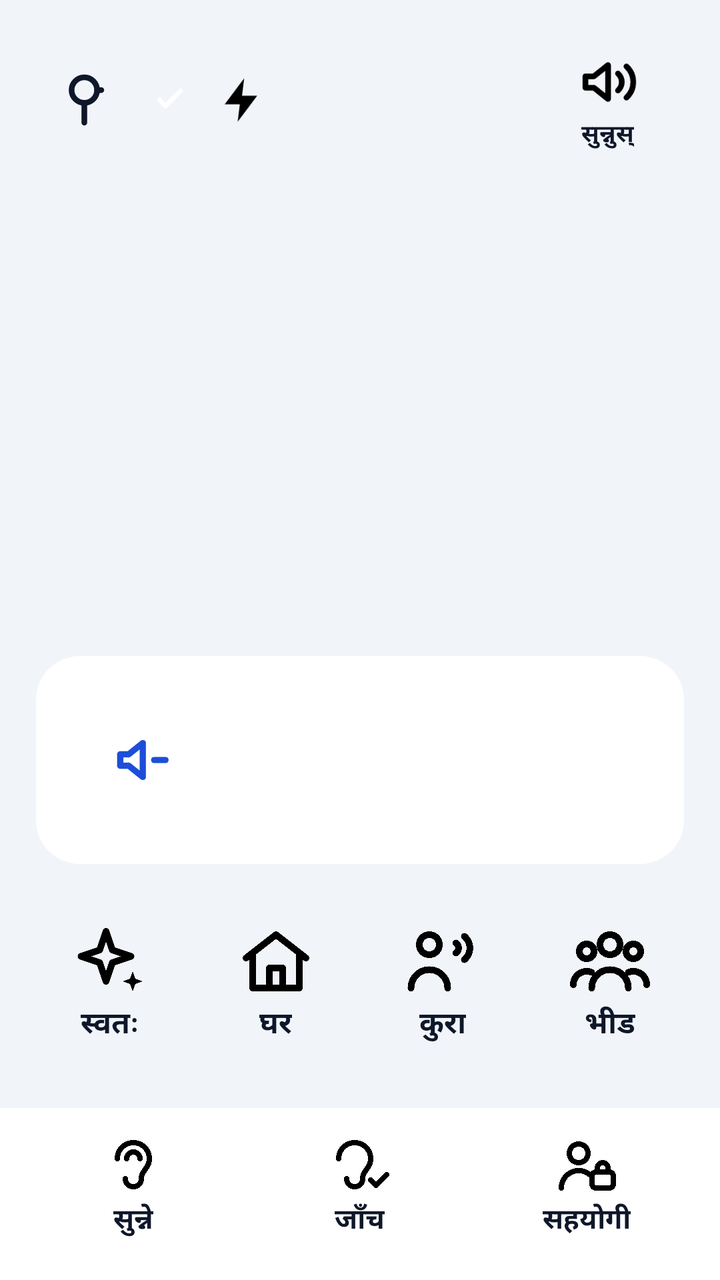
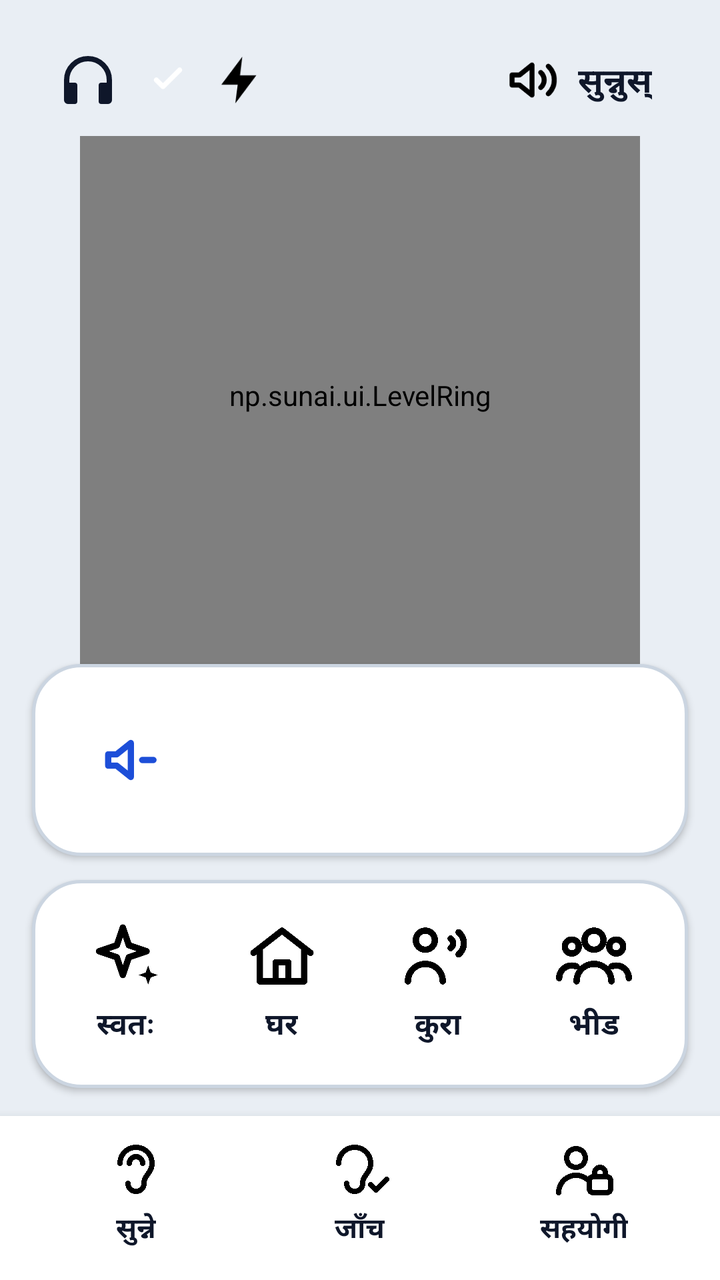

Screens rendered from an Android XML layout before and after an edit, with the pre-edit source and the edit as a unified diff.
<!-- AndroidManifest.xml: application theme Theme.Sunai -->
<!-- res/layout/activity_main.xml -->
<?xml version="1.0" encoding="utf-8"?>
<LinearLayout xmlns:android="http://schemas.android.com/apk/res/android"
    android:layout_width="match_parent"
    android:layout_height="match_parent"
    android:fitsSystemWindows="true"
    android:orientation="vertical">

    
    <LinearLayout
        android:layout_width="match_parent"
        android:layout_height="wrap_content"
        android:gravity="center_vertical"
        android:orientation="horizontal"
        android:paddingStart="18dp"
        android:paddingTop="12dp"
        android:paddingEnd="18dp">

        <LinearLayout
            android:id="@+id/earphone_pill"
            android:layout_width="wrap_content"
            android:layout_height="56dp"
            android:clickable="true"
            android:focusable="true"
            android:contentDescription="@string/a11y_earphone"
            android:gravity="center_vertical"
            android:orientation="horizontal"
            android:paddingStart="10dp"
            android:paddingEnd="14dp">

            <ImageView
                android:layout_width="34dp"
                android:layout_height="34dp"
                android:importantForAccessibility="no"
                android:src="@drawable/ic_earbud"
                android:tint="@color/ink" />

            <FrameLayout
                android:id="@+id/earphone_status_bg"
                android:layout_width="30dp"
                android:layout_height="30dp"
                android:layout_marginStart="8dp">
                <ImageView
                    android:id="@+id/earphone_status_icon"
                    android:layout_width="18dp"
                    android:layout_height="18dp"
                    android:layout_gravity="center"
                    android:importantForAccessibility="no"
                    android:src="@drawable/ic_check"
                    android:tint="@color/white" />
            </FrameLayout>

            <ImageView
                android:id="@+id/earphone_speed"
                android:layout_width="26dp"
                android:layout_height="26dp"
                android:layout_marginStart="8dp"
                android:importantForAccessibility="no"
                android:src="@drawable/ic_bolt" />
        </LinearLayout>

        <View
            android:layout_width="0dp"
            android:layout_height="1dp"
            android:layout_weight="1" />

        
        <ImageView
            android:id="@+id/saver_badge"
            android:layout_width="44dp"
            android:layout_height="44dp"
            android:layout_marginEnd="10dp"
            android:contentDescription="@string/saver_badge"
            android:padding="9dp"
            android:src="@drawable/ic_battery"
            android:tint="@color/amber"
            android:visibility="gone" />

        <include layout="@layout/voice_button" />
    </LinearLayout>

    
    <LinearLayout
        android:layout_width="match_parent"
        android:layout_height="0dp"
        android:layout_weight="1"
        android:gravity="center"
        android:orientation="vertical">

        <FrameLayout
            android:id="@+id/big_button"
            android:layout_width="250dp"
            android:layout_height="250dp"
            android:clickable="true"
            android:focusable="true">
            <ImageView
                android:id="@+id/big_icon"
                android:layout_width="120dp"
                android:layout_height="120dp"
                android:layout_gravity="center"
                android:importantForAccessibility="no" />
        </FrameLayout>

        <LinearLayout
            android:id="@+id/meter"
            android:layout_width="wrap_content"
            android:layout_height="34dp"
            android:layout_marginTop="12dp"
            android:gravity="center_vertical"
            android:importantForAccessibility="no"
            android:orientation="horizontal" />

        <TextView
            android:id="@+id/state_word"
            android:layout_width="wrap_content"
            android:layout_height="wrap_content"
            android:layout_marginTop="8dp"
            android:textSize="28sp"
            android:textStyle="bold" />
    </LinearLayout>

    
    <LinearLayout
        style="@style/Sunai.Card"
        android:layout_width="match_parent"
        android:layout_height="wrap_content"
        android:layout_marginStart="18dp"
        android:layout_marginEnd="18dp"
        android:gravity="center_vertical"
        android:orientation="horizontal">

        <FrameLayout
            android:id="@+id/vol_down"
            android:layout_width="76dp"
            android:layout_height="76dp"
            android:clickable="true"
            android:focusable="true"
            android:contentDescription="@string/a11y_vol_down">
            <ImageView
                android:layout_width="34dp"
                android:layout_height="34dp"
                android:layout_gravity="center"
                android:importantForAccessibility="no"
                android:src="@drawable/ic_vol_down"
                android:tint="@color/blue" />
        </FrameLayout>

        <LinearLayout
            android:id="@+id/vol_bars"
            android:layout_width="0dp"
            android:layout_height="64dp"
            android:layout_marginStart="12dp"
            android:layout_marginEnd="12dp"
            android:layout_weight="1"
            android:gravity="bottom"
            android:orientation="horizontal" />

        <FrameLayout
            android:id="@+id/vol_up"
            android:layout_width="76dp"
            android:layout_height="76dp"
            android:clickable="true"
            android:focusable="true"
            android:contentDescription="@string/a11y_vol_up">
            <ImageView
                android:layout_width="38dp"
                android:layout_height="38dp"
                android:layout_gravity="center"
                android:importantForAccessibility="no"
                android:src="@drawable/ic_vol_up"
                android:tint="@color/white" />
        </FrameLayout>
    </LinearLayout>

    
    <LinearLayout
        android:layout_width="match_parent"
        android:layout_height="96dp"
        android:layout_marginStart="13dp"
        android:layout_marginTop="12dp"
        android:layout_marginEnd="13dp"
        android:layout_marginBottom="14dp"
        android:orientation="horizontal">

        <LinearLayout android:id="@+id/place_auto" style="@style/Sunai.Tile"
            android:layout_height="match_parent" android:contentDescription="@string/place_auto">
            <ImageView android:layout_width="40dp" android:layout_height="40dp"
                android:importantForAccessibility="no" android:src="@drawable/ic_auto" />
            <TextView style="@style/Sunai.Word" android:layout_width="wrap_content"
                android:layout_height="wrap_content" android:text="@string/place_auto" />
        </LinearLayout>

        <LinearLayout android:id="@+id/place_home" style="@style/Sunai.Tile"
            android:layout_height="match_parent" android:contentDescription="@string/place_home">
            <ImageView android:layout_width="40dp" android:layout_height="40dp"
                android:importantForAccessibility="no" android:src="@drawable/ic_place_home" />
            <TextView style="@style/Sunai.Word" android:layout_width="wrap_content"
                android:layout_height="wrap_content" android:text="@string/place_home" />
        </LinearLayout>

        <LinearLayout android:id="@+id/place_talk" style="@style/Sunai.Tile"
            android:layout_height="match_parent" android:contentDescription="@string/place_talk">
            <ImageView android:layout_width="40dp" android:layout_height="40dp"
                android:importantForAccessibility="no" android:src="@drawable/ic_place_talk" />
            <TextView style="@style/Sunai.Word" android:layout_width="wrap_content"
                android:layout_height="wrap_content" android:text="@string/place_talk" />
        </LinearLayout>

        <LinearLayout android:id="@+id/place_crowd" style="@style/Sunai.Tile"
            android:layout_height="match_parent" android:contentDescription="@string/place_crowd">
            <ImageView android:layout_width="40dp" android:layout_height="40dp"
                android:importantForAccessibility="no" android:src="@drawable/ic_place_crowd" />
            <TextView style="@style/Sunai.Word" android:layout_width="wrap_content"
                android:layout_height="wrap_content" android:text="@string/place_crowd" />
        </LinearLayout>
    </LinearLayout>

    <include layout="@layout/nav_bar" />
</LinearLayout>
<!-- res/layout/voice_button.xml (included above) -->
<?xml version="1.0" encoding="utf-8"?>
<LinearLayout xmlns:android="http://schemas.android.com/apk/res/android"
    android:id="@+id/voice_btn"
    android:layout_width="76dp"
    android:layout_height="76dp"
    android:clickable="true"
    android:focusable="true"
    android:contentDescription="@string/voice_btn"
    android:gravity="center"
    android:orientation="vertical">

    <ImageView
        android:id="@+id/voice_icon"
        android:layout_width="34dp"
        android:layout_height="34dp"
        android:importantForAccessibility="no"
        android:src="@drawable/ic_voice" />

    <TextView
        android:id="@+id/voice_label"
        android:layout_width="wrap_content"
        android:layout_height="wrap_content"
        android:text="@string/voice_btn"
        android:textSize="12sp"
        android:textStyle="bold" />
</LinearLayout>
<!-- res/layout/nav_bar.xml (included above) -->
<?xml version="1.0" encoding="utf-8"?>
<LinearLayout xmlns:android="http://schemas.android.com/apk/res/android"
    android:layout_width="match_parent"
    android:layout_height="wrap_content"
    android:background="@color/white"
    android:orientation="horizontal"
    android:paddingStart="10dp"
    android:paddingTop="8dp"
    android:paddingEnd="10dp"
    android:paddingBottom="14dp">

    <LinearLayout
        android:id="@+id/nav_listen"
        style="@style/Sunai.NavItem"
        android:contentDescription="@string/nav_listen">
        <ImageView style="@style/Sunai.NavIcon" android:src="@drawable/ic_ear" />
        <TextView style="@style/Sunai.NavLabel" android:text="@string/nav_listen" />
    </LinearLayout>

    <LinearLayout
        android:id="@+id/nav_test"
        style="@style/Sunai.NavItem"
        android:contentDescription="@string/nav_test">
        <ImageView style="@style/Sunai.NavIcon" android:src="@drawable/ic_ear_check" />
        <TextView style="@style/Sunai.NavLabel" android:text="@string/nav_test" />
    </LinearLayout>

    <LinearLayout
        android:id="@+id/nav_helper"
        style="@style/Sunai.NavItem"
        android:contentDescription="@string/nav_helper">
        <ImageView style="@style/Sunai.NavIcon" android:src="@drawable/ic_helper" />
        <TextView style="@style/Sunai.NavLabel" android:text="@string/nav_helper" />
    </LinearLayout>
</LinearLayout>
<!-- resources referenced by this layout -->
<resources>
  <color name="amber">#FFB45309</color>
  <color name="blue">#FF1D4ED8</color>
  <color name="ink">#FF0F172A</color>
  <color name="white">#FFFFFFFF</color>
  <!-- drawable ic_earbud (drawable) -->
  <?xml version="1.0" encoding="utf-8"?>
  <vector xmlns:android="http://schemas.android.com/apk/res/android"
      android:width="24dp" android:height="24dp"
      android:viewportWidth="24" android:viewportHeight="24">
      <path android:fillColor="#00000000" android:strokeColor="#FF000000" android:strokeWidth="2.0" android:strokeLineCap="round" android:strokeLineJoin="round" android:pathData="M5.5,8.5a4.5,4.5 0 1,0 9.0,0a4.5,4.5 0 1,0 -9.0,0"/>
      <path android:fillColor="#00000000" android:strokeColor="#FF000000" android:strokeWidth="2.0" android:strokeLineCap="round" android:strokeLineJoin="round" android:pathData="M10 13v7"/>
      <path android:fillColor="#00000000" android:strokeColor="#FF000000" android:strokeWidth="2.0" android:strokeLineCap="round" android:strokeLineJoin="round" android:pathData="M14.5 8.5h1.5"/>
  </vector>
  <string name="a11y_vol_up">आवाज बढी</string>
  <string name="nav_helper">सहयोगी</string>
  <string name="nav_listen">सुन्ने</string>
  <string name="nav_test">जाँच</string>
  <string name="place_auto">स्वतः</string>
  <string name="place_crowd">भीड</string>
  <string name="place_home">घर</string>
  <string name="place_talk">कुरा</string>
  <string name="voice_btn">सुन्नुस्</string>
  <style name="Sunai.Card">
          <item name="android:background">@drawable/bg_card</item>
          <item name="android:padding">14dp</item>
      </style>
  <style name="Sunai.Tile">
          <item name="android:layout_width">0dp</item>
          <item name="android:layout_weight">1</item>
          <item name="android:orientation">vertical</item>
          <item name="android:gravity">center</item>
          <item name="android:clickable">true</item>
          <item name="android:focusable">true</item>
          <item name="android:layout_marginStart">5dp</item>
          <item name="android:layout_marginEnd">5dp</item>
      </style>
  <style name="Sunai.Word">
          <item name="android:textSize">15sp</item>
          <item name="android:textStyle">bold</item>
          <item name="android:textColor">@color/ink</item>
          <item name="android:gravity">center</item>
      </style>
  <style name="Theme.Sunai" parent="android:Theme.DeviceDefault.Light.NoActionBar">
          <item name="android:windowBackground">@color/ground</item>
          <item name="android:statusBarColor">@color/ground</item>
          <item name="android:navigationBarColor">@color/white</item>
          <item name="android:windowLightStatusBar">true</item>
          <item name="android:windowLightNavigationBar">true</item>
          <item name="android:colorAccent">@color/blue</item>
          <item name="android:textColor">@color/ink</item>
          <item name="android:windowAnimationStyle">@null</item>
      </style>
  <!-- drawable bg_card (drawable) -->
  <?xml version="1.0" encoding="utf-8"?>
  <shape xmlns:android="http://schemas.android.com/apk/res/android" android:shape="rectangle">
      <solid android:color="@color/white" />
      <corners android:radius="22dp" />
  </shape>
  <color name="ground">#FFF1F5F9</color>
  <!-- unchanged entries left out for length: 19 -->
</resources>

<!-- the commit's change to res/layout/activity_main.xml (unified diff, before → after) -->
@@ -11,9 +11,9 @@
         android:layout_height="wrap_content"
         android:gravity="center_vertical"
         android:orientation="horizontal"
-        android:paddingStart="18dp"
+        android:paddingStart="16dp"
         android:paddingTop="12dp"
-        android:paddingEnd="18dp">
+        android:paddingEnd="16dp">
 
         <LinearLayout
             android:id="@+id/earphone_pill"
@@ -22,27 +22,28 @@
             android:clickable="true"
             android:focusable="true"
             android:contentDescription="@string/a11y_earphone"
+            android:elevation="2dp"
             android:gravity="center_vertical"
             android:orientation="horizontal"
-            android:paddingStart="10dp"
-            android:paddingEnd="14dp">
-
-            <ImageView
-                android:layout_width="34dp"
-                android:layout_height="34dp"
+            android:paddingStart="12dp"
+            android:paddingEnd="12dp">
+
+            <ImageView
+                android:layout_width="32dp"
+                android:layout_height="32dp"
                 android:importantForAccessibility="no"
                 android:src="@drawable/ic_earbud"
                 android:tint="@color/ink" />
 
             <FrameLayout
                 android:id="@+id/earphone_status_bg"
-                android:layout_width="30dp"
-                android:layout_height="30dp"
+                android:layout_width="32dp"
+                android:layout_height="32dp"
                 android:layout_marginStart="8dp">
                 <ImageView
                     android:id="@+id/earphone_status_icon"
-                    android:layout_width="18dp"
-                    android:layout_height="18dp"
+                    android:layout_width="20dp"
+                    android:layout_height="20dp"
                     android:layout_gravity="center"
                     android:importantForAccessibility="no"
                     android:src="@drawable/ic_check"
@@ -51,30 +52,30 @@
 
             <ImageView
                 android:id="@+id/earphone_speed"
-                android:layout_width="26dp"
-                android:layout_height="26dp"
-                android:layout_marginStart="8dp"
+                android:layout_width="28dp"
+                android:layout_height="28dp"
+                android:layout_marginStart="6dp"
                 android:importantForAccessibility="no"
                 android:src="@drawable/ic_bolt" />
         </LinearLayout>
-
-        <View
-            android:layout_width="0dp"
-            android:layout_height="1dp"
-            android:layout_weight="1" />
 
         
         <ImageView
             android:id="@+id/saver_badge"
             android:layout_width="44dp"
             android:layout_height="44dp"
-            android:layout_marginEnd="10dp"
+            android:layout_marginStart="8dp"
             android:contentDescription="@string/saver_badge"
             android:padding="9dp"
             android:src="@drawable/ic_battery"
             android:tint="@color/amber"
             android:visibility="gone" />
 
+        <View
+            android:layout_width="0dp"
+            android:layout_height="1dp"
+            android:layout_weight="1" />
+
         <include layout="@layout/voice_button" />
     </LinearLayout>
 
@@ -87,34 +88,43 @@
         android:orientation="vertical">
 
         <FrameLayout
-            android:id="@+id/big_button"
-            android:layout_width="250dp"
-            android:layout_height="250dp"
-            android:clickable="true"
-            android:focusable="true">
-            <ImageView
-                android:id="@+id/big_icon"
-                android:layout_width="120dp"
-                android:layout_height="120dp"
+            android:layout_width="280dp"
+            android:layout_height="280dp">
+
+            <np.sunai.ui.LevelRing
+                android:id="@+id/level_ring"
+                android:layout_width="match_parent"
+                android:layout_height="match_parent"
+                android:importantForAccessibility="no" />
+
+            <FrameLayout
+                android:id="@+id/big_button"
+                android:layout_width="220dp"
+                android:layout_height="220dp"
                 android:layout_gravity="center"
-                android:importantForAccessibility="no" />
+                android:clickable="true"
+                android:elevation="6dp"
+                android:focusable="true">
+                <ImageView
+                    android:id="@+id/big_icon"
+                    android:layout_width="116dp"
+                    android:layout_height="116dp"
+                    android:layout_gravity="center"
+                    android:importantForAccessibility="no" />
+            </FrameLayout>
         </FrameLayout>
-
-        <LinearLayout
-            android:id="@+id/meter"
-            android:layout_width="wrap_content"
-            android:layout_height="34dp"
-            android:layout_marginTop="12dp"
-            android:gravity="center_vertical"
-            android:importantForAccessibility="no"
-            android:orientation="horizontal" />
 
         <TextView
             android:id="@+id/state_word"
             android:layout_width="wrap_content"
             android:layout_height="wrap_content"
-            android:layout_marginTop="8dp"
-            android:textSize="28sp"
+            android:layout_marginTop="4dp"
+            android:paddingStart="28dp"
+            android:paddingTop="6dp"
+            android:paddingEnd="28dp"
+            android:paddingBottom="8dp"
+            android:textColor="@color/white"
+            android:textSize="24sp"
             android:textStyle="bold" />
     </LinearLayout>
 
@@ -123,15 +133,17 @@
         style="@style/Sunai.Card"
         android:layout_width="match_parent"
         android:layout_height="wrap_content"
-        android:layout_marginStart="18dp"
-        android:layout_marginEnd="18dp"
+        android:layout_marginStart="16dp"
+        android:layout_marginEnd="16dp"
         android:gravity="center_vertical"
-        android:orientation="horizontal">
+        android:orientation="horizontal"
+        android:paddingTop="12dp"
+        android:paddingBottom="12dp">
 
         <FrameLayout
             android:id="@+id/vol_down"
-            android:layout_width="76dp"
-            android:layout_height="76dp"
+            android:layout_width="68dp"
+            android:layout_height="68dp"
             android:clickable="true"
             android:focusable="true"
             android:contentDescription="@string/a11y_vol_down">
@@ -147,23 +159,24 @@
         <LinearLayout
             android:id="@+id/vol_bars"
             android:layout_width="0dp"
-            android:layout_height="64dp"
-            android:layout_marginStart="12dp"
-            android:layout_marginEnd="12dp"
+            android:layout_height="60dp"
+            android:layout_marginStart="10dp"
+            android:layout_marginEnd="10dp"
             android:layout_weight="1"
             android:gravity="bottom"
             android:orientation="horizontal" />
 
         <FrameLayout
             android:id="@+id/vol_up"
-            android:layout_width="76dp"
-            android:layout_height="76dp"
+            android:layout_width="68dp"
+            android:layout_height="68dp"
             android:clickable="true"
             android:focusable="true"
-            android:contentDescription="@string/a11y_vol_up">
-            <ImageView
-                android:layout_width="38dp"
-                android:layout_height="38dp"
+            android:contentDescription="@string/a11y_vol_up"
+            android:elevation="3dp">
+            <ImageView
+                android:layout_width="36dp"
+                android:layout_height="36dp"
                 android:layout_gravity="center"
                 android:importantForAccessibility="no"
                 android:src="@drawable/ic_vol_up"
@@ -173,44 +186,38 @@
 
     
     <LinearLayout
-        android:layout_width="match_parent"
-        android:layout_height="96dp"
-        android:layout_marginStart="13dp"
+        style="@style/Sunai.Card"
+        android:layout_width="match_parent"
+        android:layout_height="wrap_content"
+        android:layout_marginStart="16dp"
         android:layout_marginTop="12dp"
-        android:layout_marginEnd="13dp"
+        android:layout_marginEnd="16dp"
         android:layout_marginBottom="14dp"
-        android:orientation="horizontal">
-
-        <LinearLayout android:id="@+id/place_auto" style="@style/Sunai.Tile"
-            android:layout_height="match_parent" android:contentDescription="@string/place_auto">
-            <ImageView android:layout_width="40dp" android:layout_height="40dp"
-                android:importantForAccessibility="no" android:src="@drawable/ic_auto" />
-            <TextView style="@style/Sunai.Word" android:layout_width="wrap_content"
-                android:layout_height="wrap_content" android:text="@string/place_auto" />
-        </LinearLayout>
-
-        <LinearLayout android:id="@+id/place_home" style="@style/Sunai.Tile"
-            android:layout_height="match_parent" android:contentDescription="@string/place_home">
-            <ImageView android:layout_width="40dp" android:layout_height="40dp"
-                android:importantForAccessibility="no" android:src="@drawable/ic_place_home" />
-            <TextView style="@style/Sunai.Word" android:layout_width="wrap_content"
-                android:layout_height="wrap_content" android:text="@string/place_home" />
-        </LinearLayout>
-
-        <LinearLayout android:id="@+id/place_talk" style="@style/Sunai.Tile"
-            android:layout_height="match_parent" android:contentDescription="@string/place_talk">
-            <ImageView android:layout_width="40dp" android:layout_height="40dp"
-                android:importantForAccessibility="no" android:src="@drawable/ic_place_talk" />
-            <TextView style="@style/Sunai.Word" android:layout_width="wrap_content"
-                android:layout_height="wrap_content" android:text="@string/place_talk" />
-        </LinearLayout>
-
-        <LinearLayout android:id="@+id/place_crowd" style="@style/Sunai.Tile"
-            android:layout_height="match_parent" android:contentDescription="@string/place_crowd">
-            <ImageView android:layout_width="40dp" android:layout_height="40dp"
-                android:importantForAccessibility="no" android:src="@drawable/ic_place_crowd" />
-            <TextView style="@style/Sunai.Word" android:layout_width="wrap_content"
-                android:layout_height="wrap_content" android:text="@string/place_crowd" />
+        android:orientation="horizontal"
+        android:padding="8dp">
+
+        <LinearLayout android:id="@+id/place_auto" style="@style/Sunai.PlaceTile"
+            android:contentDescription="@string/place_auto">
+            <ImageView style="@style/Sunai.PlaceIcon" android:src="@drawable/ic_auto" />
+            <TextView style="@style/Sunai.PlaceLabel" android:text="@string/place_auto" />
+        </LinearLayout>
+
+        <LinearLayout android:id="@+id/place_home" style="@style/Sunai.PlaceTile"
+            android:contentDescription="@string/place_home">
+            <ImageView style="@style/Sunai.PlaceIcon" android:src="@drawable/ic_place_home" />
+            <TextView style="@style/Sunai.PlaceLabel" android:text="@string/place_home" />
+        </LinearLayout>
+
+        <LinearLayout android:id="@+id/place_talk" style="@style/Sunai.PlaceTile"
+            android:contentDescription="@string/place_talk">
+            <ImageView style="@style/Sunai.PlaceIcon" android:src="@drawable/ic_place_talk" />
+            <TextView style="@style/Sunai.PlaceLabel" android:text="@string/place_talk" />
+        </LinearLayout>
+
+        <LinearLayout android:id="@+id/place_crowd" style="@style/Sunai.PlaceTile"
+            android:contentDescription="@string/place_crowd">
+            <ImageView style="@style/Sunai.PlaceIcon" android:src="@drawable/ic_place_crowd" />
+            <TextView style="@style/Sunai.PlaceLabel" android:text="@string/place_crowd" />
         </LinearLayout>
     </LinearLayout>
 
@@ -220,18 +227,21 @@
 <?xml version="1.0" encoding="utf-8"?>
 <LinearLayout xmlns:android="http://schemas.android.com/apk/res/android"
     android:id="@+id/voice_btn"
-    android:layout_width="76dp"
-    android:layout_height="76dp"
+    android:layout_width="wrap_content"
+    android:layout_height="56dp"
     android:clickable="true"
     android:focusable="true"
     android:contentDescription="@string/voice_btn"
+    android:elevation="2dp"
     android:gravity="center"
-    android:orientation="vertical">
+    android:orientation="horizontal"
+    android:paddingStart="14dp"
+    android:paddingEnd="18dp">
 
     <ImageView
         android:id="@+id/voice_icon"
-        android:layout_width="34dp"
-        android:layout_height="34dp"
+        android:layout_width="30dp"
+        android:layout_height="30dp"
         android:importantForAccessibility="no"
         android:src="@drawable/ic_voice" />
 
@@ -239,8 +249,9 @@
         android:id="@+id/voice_label"
         android:layout_width="wrap_content"
         android:layout_height="wrap_content"
+        android:layout_marginStart="8dp"
         android:text="@string/voice_btn"
-        android:textSize="12sp"
+        android:textSize="17sp"
         android:textStyle="bold" />
 </LinearLayout>
 <!-- res/layout/nav_bar.xml (included above) -->
@@ -249,11 +260,12 @@
     android:layout_width="match_parent"
     android:layout_height="wrap_content"
     android:background="@color/white"
+    android:elevation="8dp"
     android:orientation="horizontal"
-    android:paddingStart="10dp"
+    android:paddingStart="12dp"
     android:paddingTop="8dp"
-    android:paddingEnd="10dp"
-    android:paddingBottom="14dp">
+    android:paddingEnd="12dp"
+    android:paddingBottom="10dp">
 
     <LinearLayout
         android:id="@+id/nav_listen"
<!-- resource entries referenced after the edit -->
@@ -9,9 +9,13 @@
   <vector xmlns:android="http://schemas.android.com/apk/res/android"
       android:width="24dp" android:height="24dp"
       android:viewportWidth="24" android:viewportHeight="24">
-      <path android:fillColor="#00000000" android:strokeColor="#FF000000" android:strokeWidth="2.0" android:strokeLineCap="round" android:strokeLineJoin="round" android:pathData="M5.5,8.5a4.5,4.5 0 1,0 9.0,0a4.5,4.5 0 1,0 -9.0,0"/>
-      <path android:fillColor="#00000000" android:strokeColor="#FF000000" android:strokeWidth="2.0" android:strokeLineCap="round" android:strokeLineJoin="round" android:pathData="M10 13v7"/>
-      <path android:fillColor="#00000000" android:strokeColor="#FF000000" android:strokeWidth="2.0" android:strokeLineCap="round" android:strokeLineJoin="round" android:pathData="M14.5 8.5h1.5"/>
+      <path android:fillColor="#00000000" android:strokeColor="#FF000000" android:strokeWidth="2"
+          android:strokeLineCap="round" android:strokeLineJoin="round"
+          android:pathData="M4,15v-3a8,8 0 0,1 16,0v3" />
+      <path android:fillColor="#FF000000"
+          android:pathData="M3,14.5a1.5,1.5 0 0,1 1.5,-1.5H7a1,1 0 0,1 1,1v6a1,1 0 0,1 -1,1H4.5A1.5,1.5 0 0,1 3,19.5z" />
+      <path android:fillColor="#FF000000"
+          android:pathData="M21,14.5a1.5,1.5 0 0,0 -1.5,-1.5H17a1,1 0 0,0 -1,1v6a1,1 0 0,0 1,1h2.5a1.5,1.5 0 0,0 1.5,-1.5z" />
   </vector>
   <string name="a11y_vol_up">आवाज बढी</string>
   <string name="nav_helper">सहयोगी</string>
@@ -25,22 +29,30 @@
   <style name="Sunai.Card">
           <item name="android:background">@drawable/bg_card</item>
           <item name="android:padding">14dp</item>
+          <item name="android:elevation">2dp</item>
       </style>
-  <style name="Sunai.Tile">
+  <style name="Sunai.PlaceIcon">
+          <item name="android:layout_width">38dp</item>
+          <item name="android:layout_height">38dp</item>
+          <item name="android:importantForAccessibility">no</item>
+      </style>
+  <style name="Sunai.PlaceLabel">
+          <item name="android:layout_width">wrap_content</item>
+          <item name="android:layout_height">wrap_content</item>
+          <item name="android:layout_marginTop">2dp</item>
+          <item name="android:textSize">15sp</item>
+          <item name="android:textStyle">bold</item>
+      </style>
+  <style name="Sunai.PlaceTile">
           <item name="android:layout_width">0dp</item>
+          <item name="android:layout_height">88dp</item>
           <item name="android:layout_weight">1</item>
+          <item name="android:layout_marginStart">4dp</item>
+          <item name="android:layout_marginEnd">4dp</item>
           <item name="android:orientation">vertical</item>
           <item name="android:gravity">center</item>
           <item name="android:clickable">true</item>
           <item name="android:focusable">true</item>
-          <item name="android:layout_marginStart">5dp</item>
-          <item name="android:layout_marginEnd">5dp</item>
-      </style>
-  <style name="Sunai.Word">
-          <item name="android:textSize">15sp</item>
-          <item name="android:textStyle">bold</item>
-          <item name="android:textColor">@color/ink</item>
-          <item name="android:gravity">center</item>
       </style>
   <style name="Theme.Sunai" parent="android:Theme.DeviceDefault.Light.NoActionBar">
           <item name="android:windowBackground">@color/ground</item>
@@ -51,14 +63,22 @@
           <item name="android:colorAccent">@color/blue</item>
           <item name="android:textColor">@color/ink</item>
           <item name="android:windowAnimationStyle">@null</item>
+          <item name="android:textViewStyle">@style/Sunai.TextView</item>
       </style>
   <!-- drawable bg_card (drawable) -->
   <?xml version="1.0" encoding="utf-8"?>
   <shape xmlns:android="http://schemas.android.com/apk/res/android" android:shape="rectangle">
       <solid android:color="@color/white" />
-      <corners android:radius="22dp" />
+      <stroke android:width="1.5dp" android:color="@color/card_line" />
+      <corners android:radius="24dp" />
   </shape>
-  <color name="ground">#FFF1F5F9</color>
+  <color name="ground">#FFE9EEF4</color>
+  <style name="Sunai.TextView" parent="android:Widget.TextView">
+          <item name="android:elegantTextHeight">true</item>
+          <item name="android:includeFontPadding">true</item>
+          <item name="android:fallbackLineSpacing">true</item>
+      </style>
+  <color name="card_line">#FFCBD5E1</color>
   <!-- unchanged entries left out for length: 19 -->
 </resources>
 
